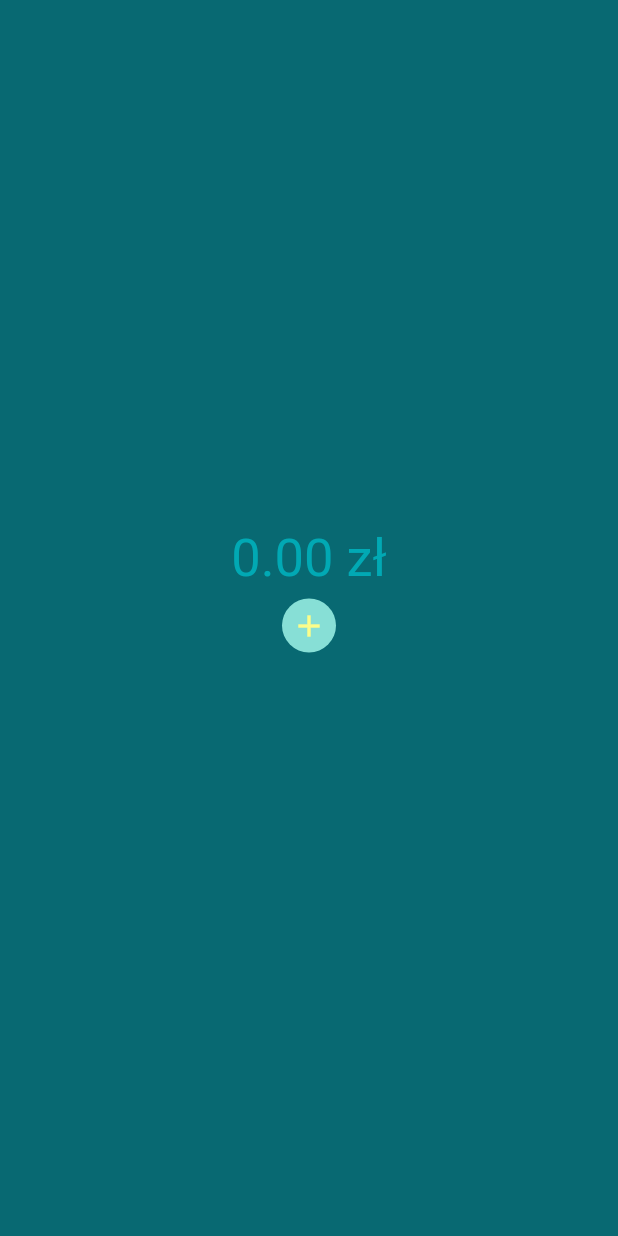
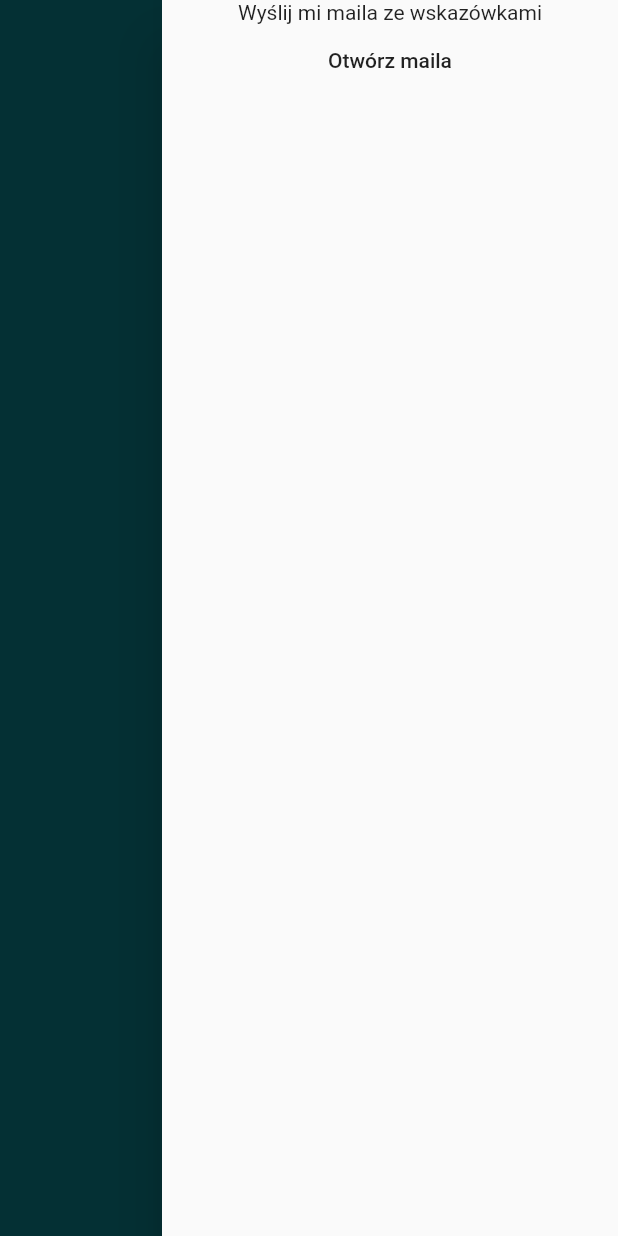
Before and after one commit to Biodru/SavingsChecker, a Flutter app: the screen it shows after launch, with the side drawer open (before the commit the screen has no drawer), on a phone screen of 412 x 824 dp. Run offline on Flutter 3.47's test engine with Material 2 defaults, Android fonts, the phone set to English and light mode, and no system bars; drawn by our look-alikes of fl_chart; our stand-ins replace flutter_colorpicker, modal_progress_hud, sqflite; accounts and stored records are empty.

Commit message:
Update danych działa, dodano otwieranie maila jeszcze

```diff
--- a/lib/main.dart
+++ b/lib/main.dart
@@ -10,6 +10,7 @@ class MyApp extends StatelessWidget {
     return MaterialApp(
       title: 'Flutter Demo',
       home: HomeScreen(),
+      routes: {HomeScreen.id: (context) => HomeScreen()},
     );
   }
 }
--- a/lib/screens/HomeScreen.dart
+++ b/lib/screens/HomeScreen.dart
@@ -3,8 +3,11 @@ import 'package:finance_manager/widgets/SavingsGoalWidget.dart';
 import 'package:fl_chart/fl_chart.dart';
 import 'package:finance_manager/supporting/DataBaseHandler.dart';
 import 'package:flutter_colorpicker/flutter_colorpicker.dart';
+import 'package:modal_progress_hud/modal_progress_hud.dart';
+import 'package:finance_manager/widgets/MenuDrawer.dart';
 
 class HomeScreen extends StatefulWidget {
+  static final String id = 'HomeScreen';
   @override
   _HomeScreenState createState() => _HomeScreenState();
 }
@@ -188,7 +191,7 @@ class _HomeScreenState extends State<HomeScreen> {
   double allSavings;
   double freeMoney;
 
-  void loadData() async {
+  loadData() async {
     setState(() async {
       _sections = [];
       goals = [];
@@ -196,7 +199,8 @@ class _HomeScreenState extends State<HomeScreen> {
       List<Map<String, dynamic>> queryRows =
           await DataBaseHandler.instance.queryAll();
       for (dynamic query in queryRows) {
-        goals.add(SavingsGoalWidget(
+        goals.add(
+          SavingsGoalWidget(
             title: query[DataBaseHandler.title],
             tileColor: Color(query[DataBaseHandler.tileColor]),
             saved: query[DataBaseHandler.saved],
@@ -204,8 +208,8 @@ class _HomeScreenState extends State<HomeScreen> {
             history: query[DataBaseHandler.history],
             info: query[DataBaseHandler.info],
             id: query[DataBaseHandler.id],
-        ));
-        print("*******${query[DataBaseHandler.title]}*******");
+          ),
+        );
       }
       for (SavingsGoalWidget goalie in goals) {
         allSavings = allSavings + goalie.saved;
@@ -241,13 +245,14 @@ class _HomeScreenState extends State<HomeScreen> {
   Widget build(BuildContext context) {
     return Scaffold(
       backgroundColor: background,
+      endDrawer: MenuDrawer(),
       body: SafeArea(
         child: SingleChildScrollView(
           child: Column(
             children: <Widget>[
-              _loading
-                  ? Text("Ładowanie")
-                  : Row(
+              ModalProgressHUD(
+                inAsyncCall: _loading,
+                child: Row(
                   mainAxisAlignment: MainAxisAlignment.center,
                   children: <Widget>[
                     Padding(
@@ -268,16 +273,21 @@ class _HomeScreenState extends State<HomeScreen> {
                     ),
                   ],
                 ),
-              _loading
-                  ? Text("Ładowanie")
-                  : Text(
-                      "${allSavings.toStringAsFixed(2)} zł",
+              ),
+              ModalProgressHUD(
+                inAsyncCall: _loading,
+                child: Text(
+                  allSavings == null
+                      ? 'Ładowanie'
+                      : "${allSavings.toStringAsFixed(2)} zł",
                   style: TextStyle(color: textColor, fontSize: 35),
                 ),
-              _loading
-                  ? Text("Ładowanie")
-                  : Column(
+              ),
+              ModalProgressHUD(
+                inAsyncCall: _loading,
+                child: Column(
                   children: goals,
+                ),
               ),
               FlatButton(
                 onPressed: () => _displayAddNewDialog(context),
--- /dev/null
+++ b/lib/widgets/MenuDrawer.dart
@@ -0,0 +1,33 @@
+import 'package:flutter/material.dart';
+import 'package:url_launcher/url_launcher.dart';
+
+class MenuDrawer extends StatelessWidget {
+  @override
+  Widget build(BuildContext context) {
+    return Drawer(
+      child: SafeArea(
+        child: Center(
+          child: Column(
+            children: <Widget>[
+              Text('Wyślij mi maila ze wskazówkami'),
+              FlatButton(
+                onPressed: () {
+                  _launchURL("mailto:piotr.brus998@gmail.com");
+                },
+                child: Text('Otwórz maila'),
+              ),
+            ],
+          ),
+        ),
+      ),
+    );
+  }
+}
+
+_launchURL(String url) async {
+  if (await canLaunch(url)) {
+    await launch(url);
+  } else {
+    throw 'Could not launch $url';
+  }
+}
--- a/pubspec.yaml
+++ b/pubspec.yaml
@@ -15,6 +15,9 @@ dependencies:
   fl_chart: ^0.10.0
   sqflite: ^1.3.0
   path_provider: ^1.6.11
+  modal_progress_hud: ^0.1.3
+  mailto: ^0.2.0+1
+  url_launcher: ^5.4.11
 
 dev_dependencies:
   flutter_test:
```
Also changed, not shown: lib/widgets/SavingsGoalWidget.dart (+64 -10 lines), pubspec.lock. Lines whose indentation alone changed are shown as unchanged.
